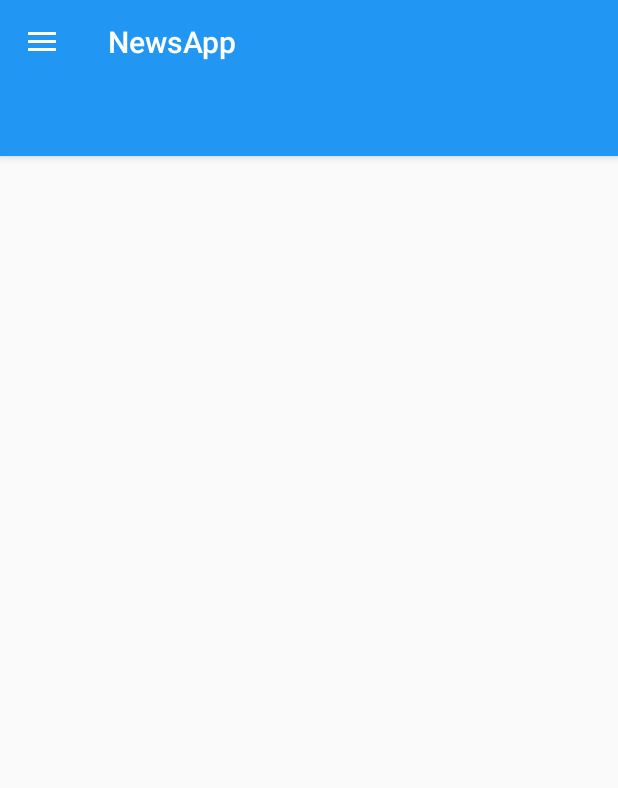
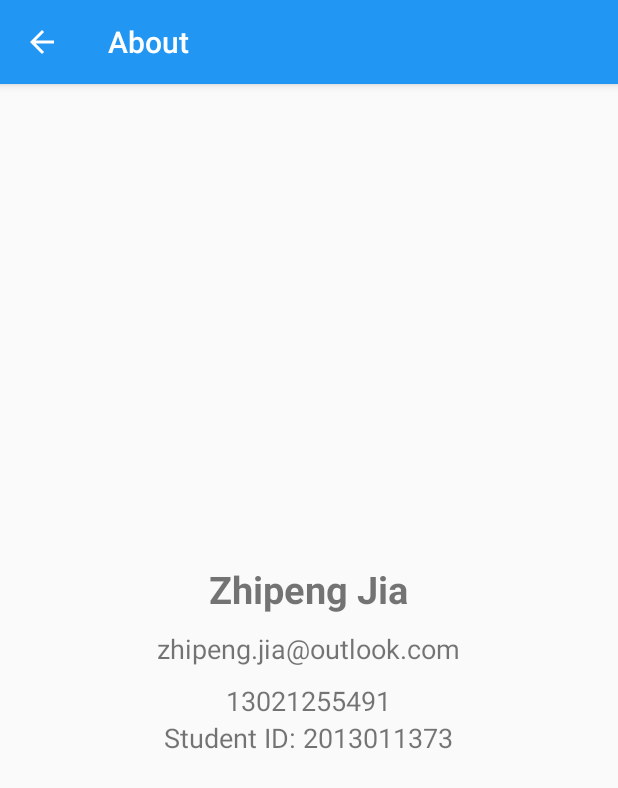
Before and after one commit to zhipeng-jia/news-app, an Android app: the screen it shows after launch (MainActivity before the commit, AboutActivity after it), in the side drawer, after a tap on "About Me", on a phone screen of 412 x 824 dp. Shown: the top 788 px of the screen. Run offline under Robolectric (Android 15) with nearby library versions, the phone set to English and light mode, and no system bars; libraries missing offline, so code that uses them is left out: com.activeandroid, com.activeandroid.annotation, com.activeandroid.query; 2 statements that could not run were skipped.

Commit message:
Implement About

```diff
--- a/app/src/main/AndroidManifest.xml
+++ b/app/src/main/AndroidManifest.xml
@@ -27,12 +27,18 @@
 
         <activity android:name=".ViewNewsActivity"
             android:theme="@style/AppTheme.NoActionBar" />
+
         <activity android:name=".ViewFavoritesActivity"
             android:theme="@style/AppTheme.NoActionBar"
             android:label="@string/favorites_title"/>
+
         <activity android:name=".CategoryManageActivity"
             android:theme="@style/AppTheme.NoActionBar"
             android:label="@string/category_manage_title" />
+
+        <activity android:name=".AboutActivity"
+            android:theme="@style/AppTheme.NoActionBar"
+            android:label="@string/about_title"/>
     </application>
 
     <uses-permission android:name="android.permission.INTERNET" />
--- /dev/null
+++ b/app/src/main/java/com/ihandy/a2013011373/newsapp/AboutActivity.java
@@ -0,0 +1,22 @@
+package com.ihandy.a2013011373.newsapp;
+
+import android.os.Bundle;
+import android.support.v7.app.AppCompatActivity;
+import android.support.v7.widget.Toolbar;
+
+public class AboutActivity extends AppCompatActivity {
+    @Override
+    protected void onCreate(Bundle savedInstanceState) {
+        super.onCreate(savedInstanceState);
+        setContentView(R.layout.activity_about);
+        Toolbar toolbar = (Toolbar) findViewById(R.id.toolbar);
+        setSupportActionBar(toolbar);
+        getSupportActionBar().setDisplayHomeAsUpEnabled(true);
+    }
+
+    @Override
+    public boolean onSupportNavigateUp() {
+        finish();
+        return true;
+    }
+}
--- a/app/src/main/java/com/ihandy/a2013011373/newsapp/MainActivity.java
+++ b/app/src/main/java/com/ihandy/a2013011373/newsapp/MainActivity.java
@@ -107,7 +107,9 @@ public class MainActivity extends AppCompatActivity
             intent.setClass(getApplicationContext(), CategoryManageActivity.class);
             startActivity(intent);
         } else if (id == R.id.nav_about_me) {
-
+            Intent intent = new Intent();
+            intent.setClass(getApplicationContext(), AboutActivity.class);
+            startActivity(intent);
         }
 
         DrawerLayout drawer = (DrawerLayout) findViewById(R.id.drawer_layout);
--- /dev/null
+++ b/app/src/main/res/layout/activity_about.xml
@@ -0,0 +1,59 @@
+<?xml version="1.0" encoding="utf-8"?>
+<android.support.design.widget.CoordinatorLayout xmlns:android="http://schemas.android.com/apk/res/android"
+    xmlns:app="http://schemas.android.com/apk/res-auto"
+    android:layout_width="match_parent"
+    android:layout_height="match_parent"
+    android:fitsSystemWindows="true">
+
+    <android.support.design.widget.AppBarLayout
+        android:layout_width="match_parent"
+        android:layout_height="wrap_content"
+        android:theme="@style/AppTheme.AppBarOverlay"
+        android:id="@+id/appbar">
+
+        <android.support.v7.widget.Toolbar
+            android:id="@+id/toolbar"
+            android:layout_width="match_parent"
+            android:layout_height="?attr/actionBarSize"
+            android:background="?attr/colorPrimary"
+            app:popupTheme="@style/AppTheme.PopupOverlay" />
+
+    </android.support.design.widget.AppBarLayout>
+
+    <LinearLayout
+        android:orientation="vertical"
+        android:id="@+id/view"
+        android:layout_width="match_parent"
+        android:layout_height="match_parent"
+        android:gravity="center"
+        app:layout_behavior="@string/appbar_scrolling_view_behavior">
+
+        <TextView
+            android:layout_width="wrap_content"
+            android:layout_height="wrap_content"
+            android:textSize="25sp"
+            android:textStyle="bold"
+            android:text="@string/about_name" />
+
+        <TextView
+            android:layout_margin="10dp"
+            android:layout_width="wrap_content"
+            android:layout_height="wrap_content"
+            android:textSize="18sp"
+            android:text="@string/about_email" />
+
+        <TextView
+            android:layout_width="wrap_content"
+            android:layout_height="wrap_content"
+            android:textSize="18sp"
+            android:text="@string/about_cell_phone" />
+
+        <TextView
+            android:layout_width="wrap_content"
+            android:layout_height="wrap_content"
+            android:textSize="18sp"
+            android:text="@string/about_student_id" />
+
+    </LinearLayout>
+
+</android.support.design.widget.CoordinatorLayout>
--- a/app/src/main/res/values/strings.xml
+++ b/app/src/main/res/values/strings.xml
@@ -27,4 +27,10 @@
     <string name="category_unwatched">Unwatched</string>
 
     <string name="category_manage_title">Categories</string>
+
+    <string name="about_title">About</string>
+    <string name="about_name">Zhipeng Jia</string>
+    <string name="about_email">zhipeng.jia@outlook.com</string>
+    <string name="about_cell_phone">13021255491</string>
+    <string name="about_student_id">Student ID: 2013011373</string>
 </resources>
```
